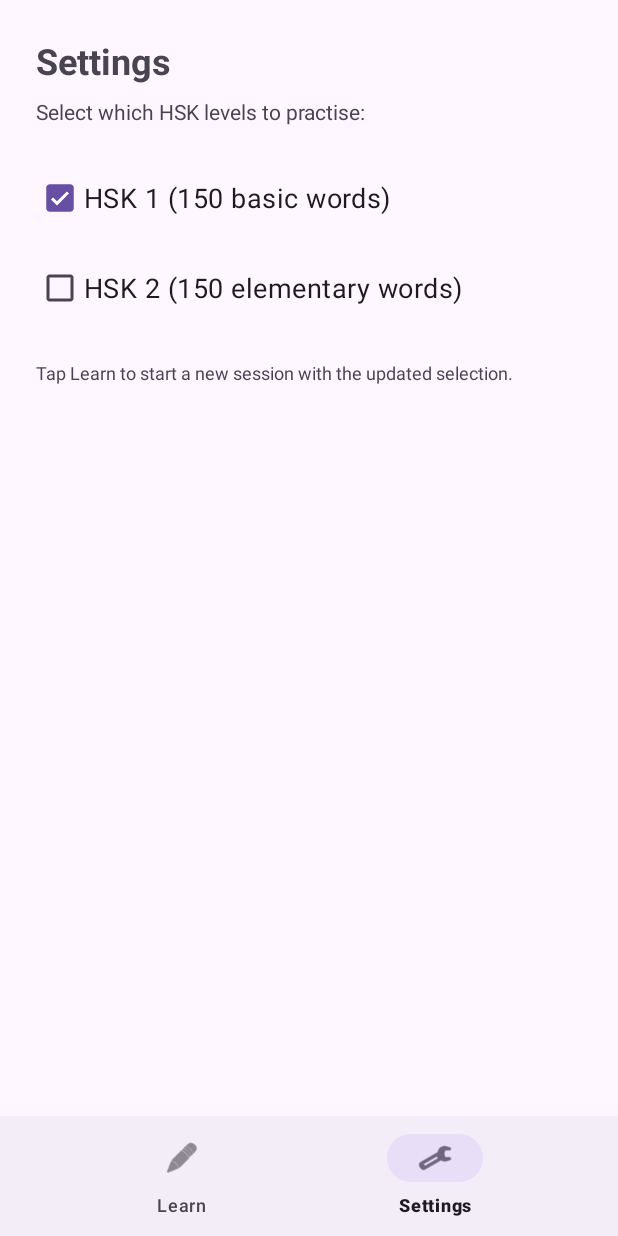
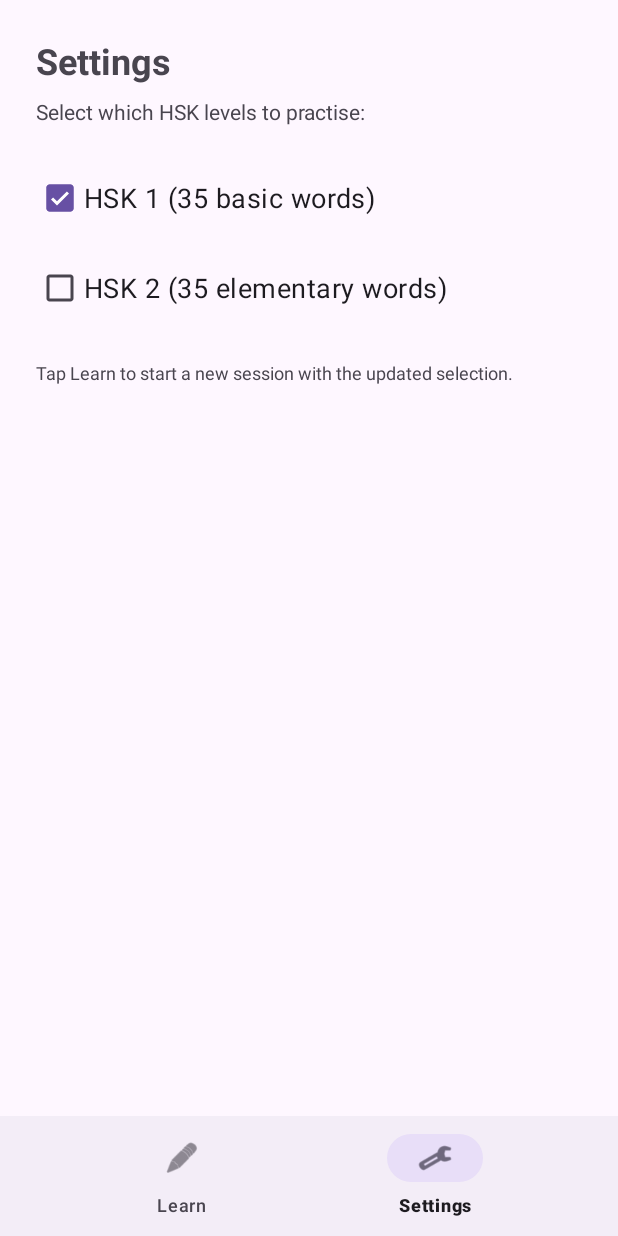
Before and after one commit to laufbanane2-create/hsk-learning, an Android app: the screen it shows after launch (MainActivity), item 2 of the bottom bar chosen, on a phone screen of 412 x 824 dp. Run offline under Robolectric (Android 15) with nearby library versions, the phone set to English and light mode, and no system bars.

Commit message:
fix: correct vocab count labels and remove non-null assertion operator
Agent-Logs-Url: https://github.com/laufbanane2-create/hsk-learning/sessions/ef0ddf19-e1d9-48a7-865c-038e2c2c592f

Co-authored-by: laufbanane2-create <272852210+laufbanane2-create@users.noreply.github.com>

```diff
--- a/app/src/main/java/com/laufbanane2/hsklearning/ui/learn/LearnFragment.kt
+++ b/app/src/main/java/com/laufbanane2/hsklearning/ui/learn/LearnFragment.kt
@@ -102,7 +102,7 @@ class LearnFragment : Fragment() {
             return
         }
         currentItem = vocabList[currentIndex]
-        val item = currentItem!!
+        val item = currentItem ?: return
 
         binding.groupCard.visibility = View.VISIBLE
         binding.groupEmpty.visibility = View.GONE
--- a/app/src/main/res/values/strings.xml
+++ b/app/src/main/res/values/strings.xml
@@ -20,7 +20,7 @@
     <!-- Settings screen -->
     <string name="settings_title">Settings</string>
     <string name="settings_subtitle">Select which HSK levels to practise:</string>
-    <string name="hsk1_label">HSK 1 (150 basic words)</string>
-    <string name="hsk2_label">HSK 2 (150 elementary words)</string>
+    <string name="hsk1_label">HSK 1 (35 basic words)</string>
+    <string name="hsk2_label">HSK 2 (35 elementary words)</string>
     <string name="settings_note">Tap Learn to start a new session with the updated selection.</string>
 </resources>
```
